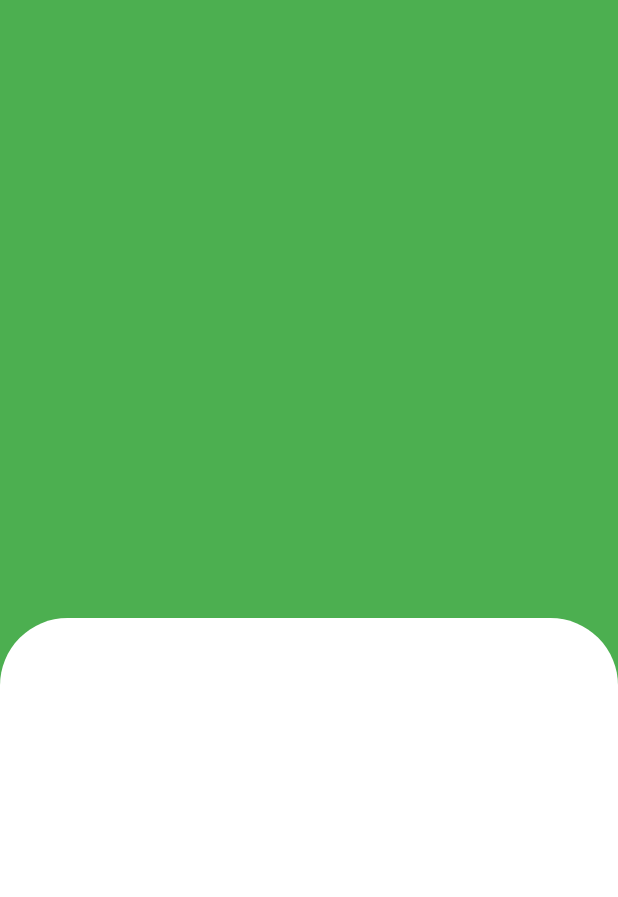
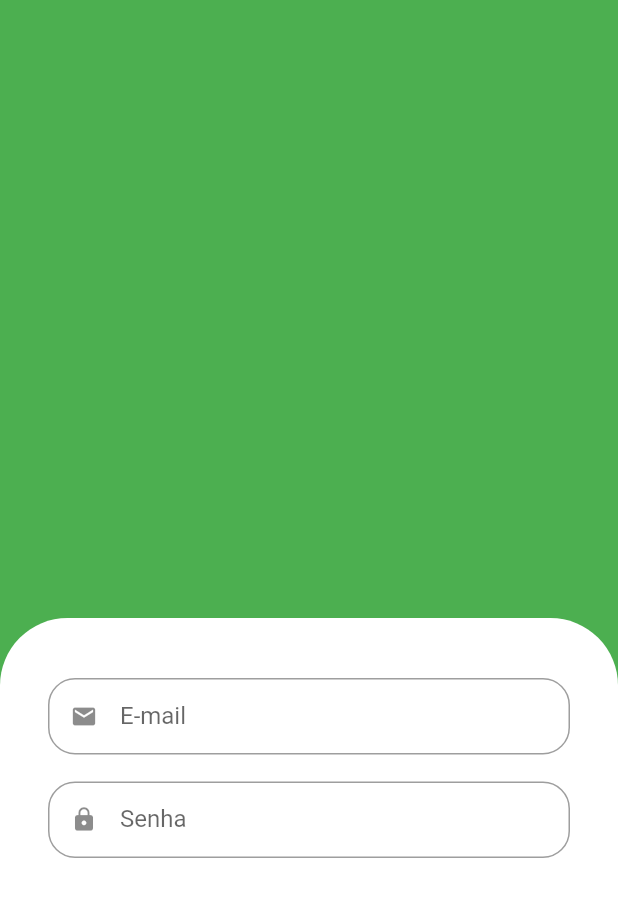
Before and after one commit to XandRules/EasyJobFlutter, a Flutter app: the screen it shows after launch, on a phone screen of 412 x 824 dp. Shown: the top 897 px of the screen. Run offline on Flutter 3.47's test engine with Material 2 defaults, Android fonts, the light colour scheme and no system bars.

Commit message:
Criado componente generico para TextFormField

```diff
--- a/lib/main.dart
+++ b/lib/main.dart
@@ -1,5 +1,5 @@
 import 'package:flutter/material.dart';
-import 'package:greengrocer/src/sign_in_screen.dart';
+import 'package:greengrocer/src/auth/sign_in_screen.dart';
 
 void main() {
   runApp(const MyApp());
--- a/lib/src/sign_in_screen.dart
+++ b/lib/src/auth/sign_in_screen.dart
@@ -1,4 +1,5 @@
 import 'package:flutter/material.dart';
+import 'package:greengrocer/src/components/custom_form_field.dart';
 
 class SignInScreen extends StatelessWidget {
   const SignInScreen({Key? key}) : super(key: key);
@@ -16,11 +17,29 @@ class SignInScreen extends StatelessWidget {
          ),
          Expanded(
            child: Container(
+             padding: const EdgeInsets.symmetric(
+               horizontal: 32,
+               vertical: 40
+             ),
              decoration: const BoxDecoration(
                color: Colors.white,
                borderRadius: BorderRadius.vertical(
                  top: Radius.circular(45)
                )
+             ),
+             child: Column(
+               children: const [
+                 CustomFormField(
+                   icon: Icons.email,
+                   label: 'E-mail',
+                   type: TextInputType.emailAddress,
+                 ),
+                 CustomFormField(
+                   icon: Icons.lock,
+                   label: 'Senha',
+                   isObscure: true,
+                 ),
+               ],
              ),
            ),
          ),
--- /dev/null
+++ b/lib/src/components/custom_form_field.dart
@@ -0,0 +1,32 @@
+import 'package:flutter/material.dart';
+
+class CustomFormField extends StatelessWidget {
+
+  final IconData icon;
+  final String label;
+  final bool isObscure;
+  final TextInputType type;
+
+  const CustomFormField({Key? key , required this.icon, required this.label,  this.isObscure = false , this.type = TextInputType.text}) : super(key: key);
+
+  @override
+  Widget build(BuildContext context) {
+    return Padding(
+      padding: const EdgeInsets.only(
+        bottom: 18
+      ),
+      child: TextFormField(
+        obscureText: isObscure,
+        keyboardType: type,
+        decoration: InputDecoration(
+          prefixIcon: Icon(icon),
+          isDense: true,
+          border: OutlineInputBorder(
+              borderRadius: BorderRadius.circular(18)
+          ),
+          labelText: label
+        ),
+      ),
+    );
+  }
+}
```
